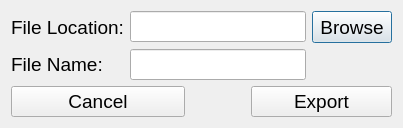
First picture: the form in export_to_csv_window.ui, repository TrinhLab/CASPERapp, before the edit.
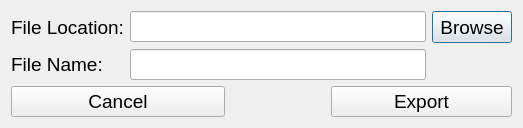
Second picture: the form after the edit.

```diff
--- a/export_to_csv_window.ui
+++ b/export_to_csv_window.ui
@@ -6,8 +6,8 @@
    <rect>
     <x>0</x>
     <y>0</y>
-    <width>525</width>
-    <height>166</height>
+    <width>518</width>
+    <height>203</height>
    </rect>
   </property>
   <property name="font">
@@ -42,6 +42,12 @@
      <property name="enabled">
       <bool>true</bool>
      </property>
+     <property name="minimumSize">
+      <size>
+       <width>296</width>
+       <height>21</height>
+      </size>
+     </property>
     </widget>
    </item>
    <item row="0" column="4">
@@ -76,6 +82,12 @@
    </item>
    <item row="1" column="1" colspan="3">
     <widget class="QLineEdit" name="filename_line_edit">
+     <property name="minimumSize">
+      <size>
+       <width>296</width>
+       <height>21</height>
+      </size>
+     </property>
      <property name="toolTip">
       <string>&lt;html&gt;&lt;head/&gt;&lt;body&gt;&lt;p&gt;Please write the file name you want.&lt;/p&gt;&lt;p&gt;&lt;br/&gt;&lt;/p&gt;&lt;p&gt;Note: do not add the '.csv'&lt;/p&gt;&lt;/body&gt;&lt;/html&gt;</string>
      </property>
```
